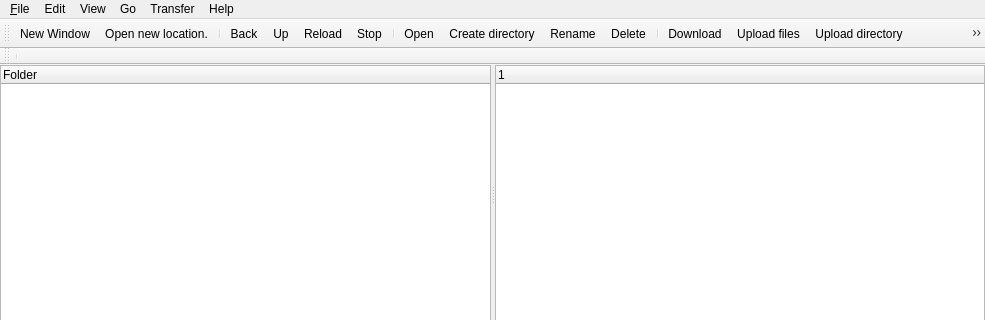
First picture: the form in src/arcstorage-ui/arcstoragewindow.ui, repository jonaslindemann/arc-gui-clients, before the edit; both pictures show x 0 to 985 and y 0 to 320 of the 985 by 606 pixel window.
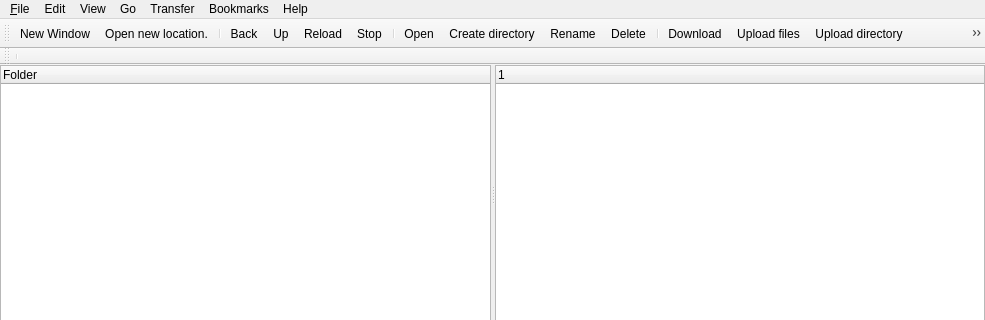
Second picture: the form after the edit. Icons and pictures are not drawn. Custom widgets are drawn as their Qt base class.

Commit message: Bookmark menu implemented.

```diff
--- a/src/arcstorage-ui/arcstoragewindow.ui
+++ b/src/arcstorage-ui/arcstoragewindow.ui
@@ -195,7 +195,7 @@
      <x>0</x>
      <y>0</y>
      <width>985</width>
-     <height>25</height>
+     <height>26</height>
     </rect>
    </property>
    <widget class="QMenu" name="menu_File">
@@ -251,11 +251,21 @@
     <addaction name="actionUploadDirectory"/>
     <addaction name="actionUploadDirAndArchive"/>
    </widget>
+   <widget class="QMenu" name="menuBookmarks">
+    <property name="title">
+     <string>Bookmarks</string>
+    </property>
+    <addaction name="actionAddBookmark"/>
+    <addaction name="actionEditBookmarks"/>
+    <addaction name="actionClearBookmarks"/>
+    <addaction name="separator"/>
+   </widget>
    <addaction name="menu_File"/>
    <addaction name="menuEdit"/>
    <addaction name="menuView"/>
    <addaction name="menuGo"/>
    <addaction name="menuTransfer"/>
+   <addaction name="menuBookmarks"/>
    <addaction name="menuHelp"/>
   </widget>
   <widget class="QToolBar" name="mainToolBar">
```
Left out of the diff: 29 changed lines with no effect on the pictures. The commit also changes 10 other files.
